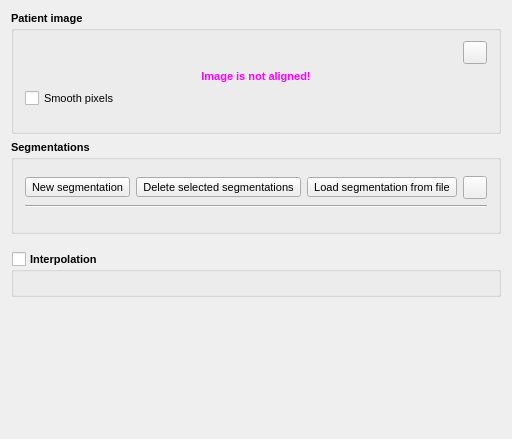
Qt form Bundles/org.mitk.gui.qt.interactivesegmentation/src/internal/QmitkInteractiveSegmentationControls.ui (MITK/MITK) before a commit.
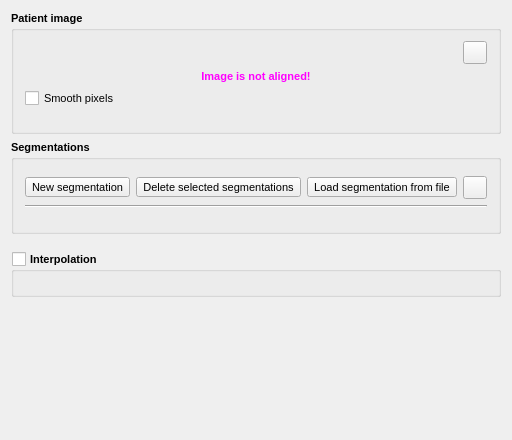
The same form after that commit. Icons and pictures are not drawn. Custom widgets are drawn as their Qt base class.

```diff
--- a/Bundles/org.mitk.gui.qt.interactivesegmentation/src/internal/QmitkInteractiveSegmentationControls.ui
+++ b/Bundles/org.mitk.gui.qt.interactivesegmentation/src/internal/QmitkInteractiveSegmentationControls.ui
@@ -5,8 +5,8 @@
    <rect>
     <x>0</x>
     <y>0</y>
-    <width>174</width>
-    <height>439</height>
+    <width>249</width>
+    <height>440</height>
    </rect>
   </property>
   <property name="minimumSize" >
```
